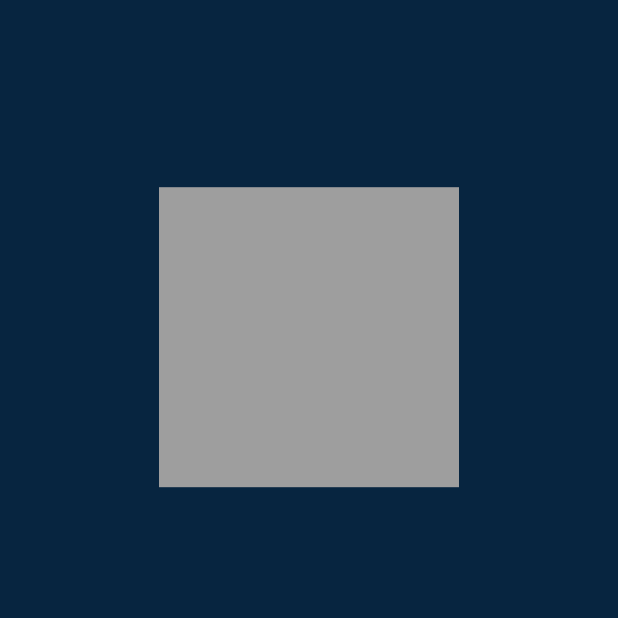
After one commit to DhrupamP/Memorize, a Flutter app: the GameStart screen opened by its route, on a phone screen of 412 x 824 dp, the top half of it. The commit adds this screen. Run offline on Flutter 3.47's test engine with Material 2 defaults, Android fonts, the phone set to English and light mode, and no system bars.

Commit message:
modify game_start page

```diff
--- /dev/null
+++ b/lib/Comps/game_start/game_start.dart
@@ -0,0 +1,29 @@
+import 'package:flutter/material.dart';
+
+class GameStart extends StatefulWidget {
+  const GameStart({Key? key}) : super(key: key);
+
+  @override
+  _GameStartState createState() => _GameStartState();
+}
+
+class _GameStartState extends State<GameStart> {
+  @override
+  Widget build(BuildContext context) {
+    return Scaffold(
+      backgroundColor: const Color(0xff072540),
+      body: Stack(
+        children: [
+          Align(
+            alignment: Alignment(0, -0.6),
+            child: Container(
+              height: 200,
+              width: 200,
+              decoration: BoxDecoration(color: Colors.grey),
+            ),
+          )
+        ],
+      ),
+    );
+  }
+}
```
Also changed, not shown: lib/Comps/Home/home.dart (+6 -1 lines), lib/main.dart (+6 -3 lines).
